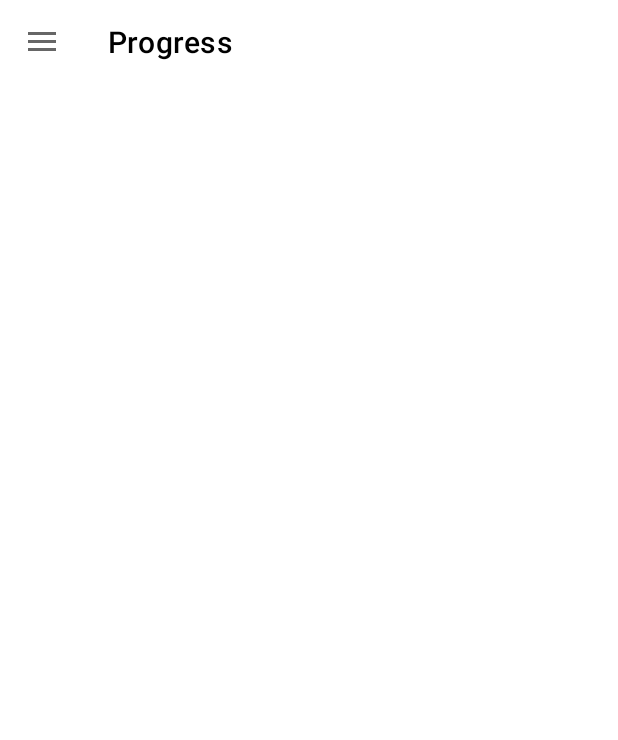
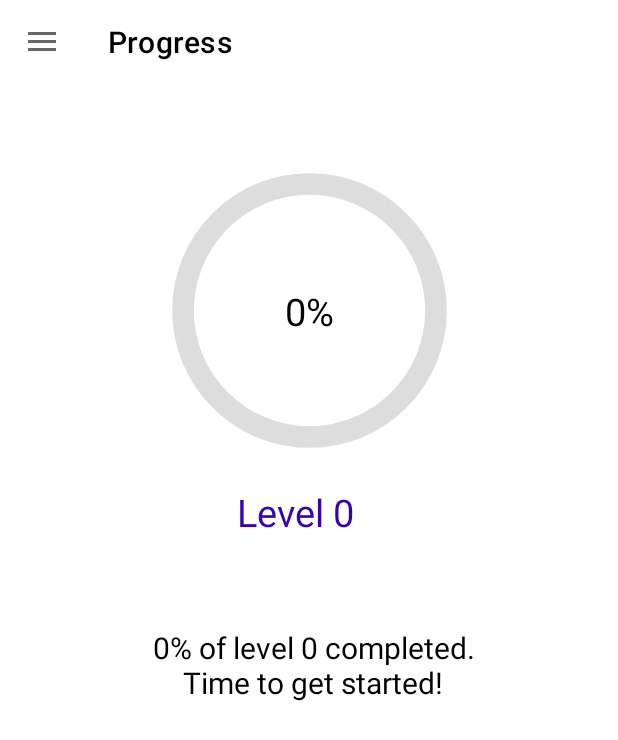
Before and after one commit to cathngo/Android-Mythology-Learning-App, an Android app: the ProgressActivity screen opened directly, with no data from a screen before it, on a phone screen of 412 x 824 dp. Before the commit the part shown is almost empty. Shown: the top 740 px of the screen. Run offline under Robolectric (Android 15) with nearby library versions, the phone set to English and light mode, and no system bars; our stand-ins replace Firebase (no records; nobody signed in at launch, a user with empty details on screens opened directly), Room's generated code; 2 statements that could not run were skipped.

Commit message:
Finished progress activity, added a method to level the user up that can be used from any class

```diff
--- a/app/src/main/java/au/edu/unsw/infs3634/unswgamifiedlearningapp/ProgressActivity.java
+++ b/app/src/main/java/au/edu/unsw/infs3634/unswgamifiedlearningapp/ProgressActivity.java
@@ -6,14 +6,27 @@ import androidx.appcompat.app.AppCompatActivity;
 import androidx.appcompat.widget.Toolbar;
 import androidx.core.view.GravityCompat;
 import androidx.drawerlayout.widget.DrawerLayout;
+import androidx.recyclerview.widget.DefaultItemAnimator;
+import androidx.recyclerview.widget.LinearLayoutManager;
+import androidx.recyclerview.widget.RecyclerView;
+import androidx.room.Room;
 
+import android.content.Context;
 import android.content.Intent;
 import android.os.Bundle;
 import android.view.MenuItem;
+import android.view.View;
+import android.widget.Button;
+import android.widget.ProgressBar;
+import android.widget.TextView;
 import android.widget.Toast;
 
 import com.google.android.material.navigation.NavigationView;
 import com.google.firebase.auth.FirebaseAuth;
+import com.google.firebase.auth.FirebaseUser;
+
+import java.util.ArrayList;
+import java.util.concurrent.Executors;
 
 public class ProgressActivity extends AppCompatActivity {
     /** navigation menu **/
@@ -22,7 +35,17 @@ public class ProgressActivity extends AppCompatActivity {
     DrawerLayout drawerLayout;
     /** navigation menu **/
 
+    ProgressBar progressBar;
+    TextView txtProgress;
+    TextView txtLevel;
+    TextView txtDesc;
+    Button btnInc;
+
     FirebaseAuth mAuth;
+    private DatabaseAll mDb;
+
+    int progress;
+    int level;
     @Override
     protected void onCreate(Bundle savedInstanceState) {
         super.onCreate(savedInstanceState);
@@ -73,7 +96,7 @@ public class ProgressActivity extends AppCompatActivity {
                     case R.id.menu_progress:
                         Toast.makeText(getApplicationContext(),"Progress Panel is Open",Toast.LENGTH_LONG).show();
                         drawerLayout.closeDrawer(GravityCompat.START);
-
+                        startActivity(new Intent(ProgressActivity.this, ProgressActivity.class));
                         break;
 
                     case R.id.menu_friends:
@@ -93,5 +116,48 @@ public class ProgressActivity extends AppCompatActivity {
             }
         });
         /**navigation menu code end**/
+
+        /** progress bar **/
+        //Get the signed in user's email
+        FirebaseUser user = FirebaseAuth.getInstance().getCurrentUser();
+        String email = user.getEmail();
+
+        //Search database for user given email as key
+        mDb = Room.databaseBuilder(getApplicationContext(), DatabaseAll.class, "database-all")
+                .fallbackToDestructiveMigration()
+                .build();
+
+        Executors.newSingleThreadExecutor().execute(new Runnable() {
+            @Override
+            public void run() {
+                //find their current progress and level
+                User currentUser = mDb.userDao().getUser(email);
+                progress =currentUser.getProgress();
+                level = currentUser.getLevel();
+                System.out.println("progress is " + String.valueOf(progress));
+                System.out.println("level is " + String.valueOf(level));
+                runOnUiThread(new Runnable() {
+                    @Override
+                    public void run() {
+                        //set progress bar with user information
+                        progressBar = findViewById(R.id.progressBar);
+                        txtProgress = findViewById(R.id.txtProgress);
+                        txtLevel = findViewById(R.id.txtLevel);
+                        txtDesc = findViewById(R.id.txtDesc);
+
+                        progressBar.setProgress(progress);
+                        txtProgress.setText(String.valueOf(progress) + "%");
+                        txtLevel.setText("Level "+ String.valueOf(level));
+                        if (progress != 0) {
+                            txtDesc.setText(String.valueOf(progress) +"% of level " + String.valueOf(level)+ " completed. Keep up the good work!");
+                        } else {
+                            txtDesc.setText(String.valueOf(progress) +"% of level " + String.valueOf(level)+ " completed. Time to get started!");
+                        }
+
+                    }
+                });
+            }
+        });
+
     }
 }
--- a/app/src/main/java/au/edu/unsw/infs3634/unswgamifiedlearningapp/UserDao.java
+++ b/app/src/main/java/au/edu/unsw/infs3634/unswgamifiedlearningapp/UserDao.java
@@ -22,5 +22,8 @@ public interface UserDao {
     @Insert
     void insert(User... users);
 
+    @Update
+    void updateUser(User user);
+
 
 }
--- /dev/null
+++ b/app/src/main/res/drawable/circle.xml
@@ -0,0 +1,26 @@
+<?xml version="1.0" encoding="utf-8"?>
+<layer-list xmlns:android="http://schemas.android.com/apk/res/android">
+    <item>
+        <shape
+            android:shape="ring"
+            android:thicknessRatio="16"
+            android:useLevel="false">
+            <solid android:color="#DDD" />
+        </shape>
+    </item>
+    <item>
+        <rotate
+            android:fromDegrees="270"
+            android:toDegrees="270">
+            <shape
+                android:shape="ring"
+                android:thicknessRatio="16"
+                android:useLevel="true">
+                <gradient
+                    android:endColor="@color/purple_700"
+                    android:startColor="@color/teal_700"
+                    android:type="sweep" />
+            </shape>
+        </rotate>
+    </item>
+</layer-list>
--- a/app/src/main/res/layout/activity_progress.xml
+++ b/app/src/main/res/layout/activity_progress.xml
@@ -23,6 +23,60 @@
             app:title="Progress"
             app:titleTextColor="@color/black" />
 
+        <ProgressBar
+            android:id="@+id/progressBar"
+            android:layout_width="231dp"
+            android:layout_height="214dp"
+            android:layout_marginTop="44dp"
+            android:indeterminateOnly="false"
+            android:progressDrawable="@drawable/circle"
+            app:layout_constraintEnd_toEndOf="parent"
+            app:layout_constraintHorizontal_bias="0.5"
+            app:layout_constraintStart_toStartOf="parent"
+            app:layout_constraintTop_toBottomOf="@+id/toolbar"
+            tools:progress="60" />
+
+        <TextView
+            android:id="@+id/txtLevel"
+            android:layout_width="96dp"
+            android:layout_height="29dp"
+            android:layout_marginTop="10dp"
+            android:text="Level 10"
+            android:textColor="@color/purple_700"
+            android:textSize="25dp"
+            app:layout_constraintEnd_toEndOf="parent"
+            app:layout_constraintHorizontal_bias="0.5"
+            app:layout_constraintStart_toStartOf="parent"
+            app:layout_constraintTop_toBottomOf="@+id/progressBar" />
+
+        <TextView
+            android:id="@+id/txtDesc"
+            android:layout_width="236dp"
+            android:layout_height="99dp"
+            android:layout_marginTop="10dp"
+            android:gravity="center"
+            android:text="70% of level 10 completed. Keep up the good work!"
+            android:textColor="@color/black"
+            android:textSize="20dp"
+            app:layout_constraintBottom_toBottomOf="parent"
+            app:layout_constraintEnd_toEndOf="parent"
+            app:layout_constraintHorizontal_bias="0.514"
+            app:layout_constraintStart_toStartOf="parent"
+            app:layout_constraintTop_toBottomOf="@+id/txtLevel"
+            app:layout_constraintVertical_bias="0.085" />
+
+        <TextView
+            android:id="@+id/txtProgress"
+            android:layout_width="wrap_content"
+            android:layout_height="wrap_content"
+            android:text="70%"
+            android:textColor="@color/black"
+            android:textSize="25dp"
+            app:layout_constraintBottom_toBottomOf="@+id/progressBar"
+            app:layout_constraintEnd_toEndOf="@+id/progressBar"
+            app:layout_constraintStart_toStartOf="@+id/progressBar"
+            app:layout_constraintTop_toTopOf="@+id/progressBar" />
+
     </androidx.constraintlayout.widget.ConstraintLayout>
 
     <com.google.android.material.navigation.NavigationView
--- a/app/src/main/res/layout/list_item_leaderboard.xml
+++ b/app/src/main/res/layout/list_item_leaderboard.xml
@@ -64,10 +64,10 @@
         android:id="@+id/txtUsername"
         android:layout_width="113dp"
         android:layout_height="27dp"
-        android:layout_marginEnd="40dp"
+        android:layout_marginEnd="50dp"
         android:gravity="right"
+        android:text="TextView"
         android:textColor="@color/purple_500"
-        android:text="TextView"
         android:textSize="15dp"
         app:layout_constraintBottom_toBottomOf="@+id/txtName"
         app:layout_constraintEnd_toEndOf="parent"
```
Also changed, not shown: app/src/main/java/au/edu/unsw/infs3634/unswgamifiedlearningapp/LevelUp.java (added, +60 -0 lines), app/src/main/java/au/edu/unsw/infs3634/unswgamifiedlearningapp/Register.java (+5 -8 lines), app/src/main/java/au/edu/unsw/infs3634/unswgamifiedlearningapp/User.java (+13 -1 lines).
